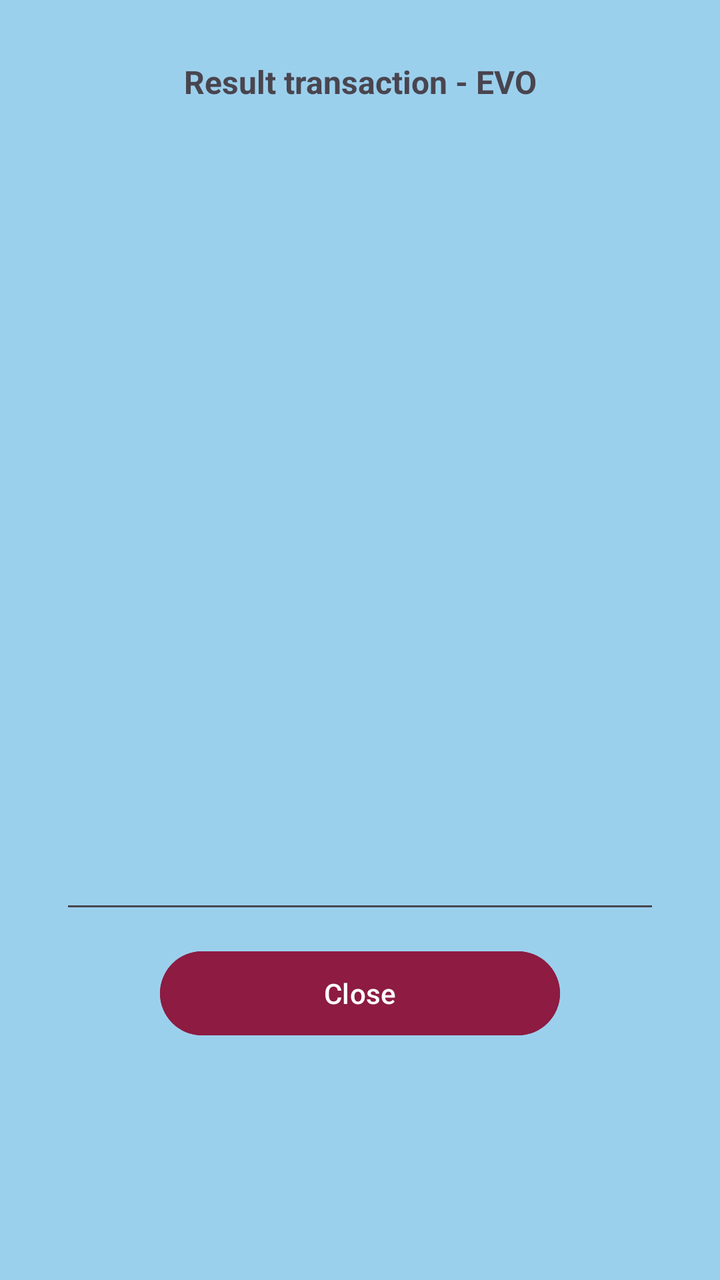
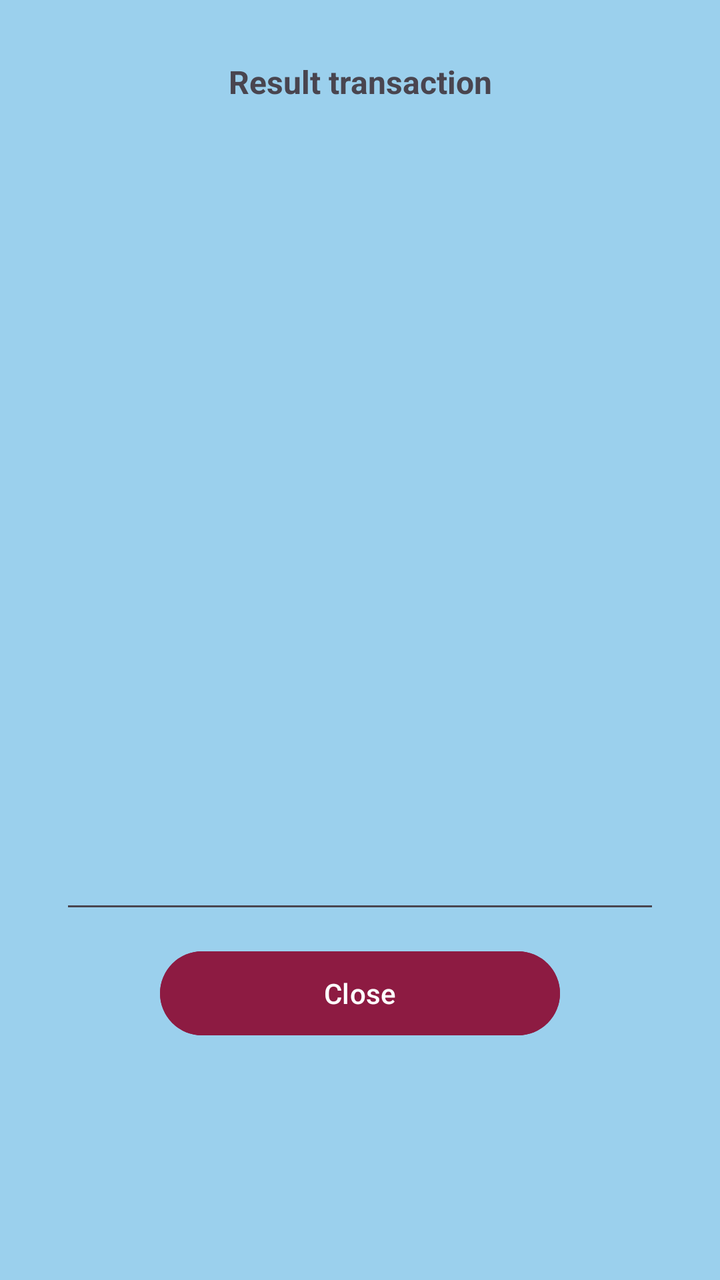

Two renders of the same Android screen: before a commit and after it. Below are the layout's source before the change and the commit's diff.
<!-- AndroidManifest.xml: application theme Theme.SystIntTestSoftPosEvo -->
<!-- res/layout/activity_result_transaction.xml -->
<?xml version="1.0" encoding="utf-8"?>
<LinearLayout xmlns:android="http://schemas.android.com/apk/res/android"
    xmlns:app="http://schemas.android.com/apk/res-auto"
    xmlns:tools="http://schemas.android.com/tools"
    android:id="@+id/main"
    android:layout_width="match_parent"
    android:layout_height="match_parent"
    android:background="@color/color_background_activity"
    tools:context="it.nexi.softpos_evo_java_light.activities.ResultTransactionActivity"
    android:orientation="vertical"
    >

    <TextView
        android:layout_width="match_parent"
        android:layout_height="wrap_content"
        android:layout_marginTop="30dp"
        android:text="Result transaction - EVO"
        android:textAlignment="center"
        android:textSize="16sp"
        android:textStyle="bold"
        >

    </TextView>

    <ScrollView
        android:layout_width="wrap_content"
        android:layout_height="wrap_content"
        android:layout_gravity="center"
        android:layout_marginTop="10dp"
        >

        <LinearLayout
            android:layout_width="wrap_content"
            android:layout_height="wrap_content"
            android:orientation="vertical"
            >

            <EditText
                android:id="@+id/editTextResultTransaction"
                android:layout_width="300dp"
                android:layout_height="400dp"
                android:ems="10"
                android:gravity="start|top"
                android:inputType="textMultiLine" />

            <Button
                android:id="@+id/btnCloseActivity"
                android:layout_width="200dp"
                android:layout_height="@dimen/button_height"
                android:layout_marginTop="10dp"
                android:layout_gravity="center"
                android:backgroundTint="@color/color_background_button"
                android:text="Close" />

        </LinearLayout>
    </ScrollView>


</LinearLayout>
<!-- resources referenced by this layout -->
<resources>
  <color name="color_background_activity">#9BD0ED</color>
  <color name="color_background_button">#8D1B42</color>
  <dimen name="button_height">50dp</dimen>
  <style name="Theme.SystIntTestSoftPosEvo" parent="Base.Theme.SystIntTestSoftPosEvo" />
  <style name="Base.Theme.SystIntTestSoftPosEvo" parent="Theme.Material3.DayNight.NoActionBar">
          
          
      </style>
</resources>

<!-- the commit's change to res/layout/activity_result_transaction.xml (unified diff, before → after) -->
@@ -14,7 +14,7 @@
         android:layout_width="match_parent"
         android:layout_height="wrap_content"
         android:layout_marginTop="30dp"
-        android:text="Result transaction - EVO"
+        android:text="Result transaction"
         android:textAlignment="center"
         android:textSize="16sp"
         android:textStyle="bold"
